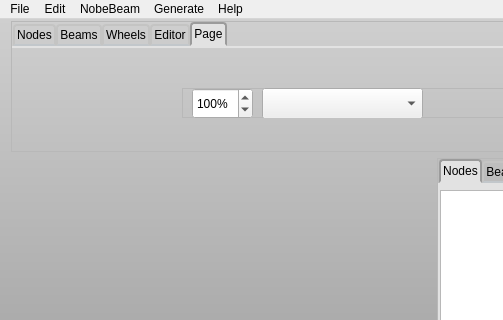
Qt form source/mainwindow.ui (RORMasa/NodeBeamEditor) before a commit; both pictures show x 0 to 503 and y 0 to 320 of the 1159 by 771 pixel window.
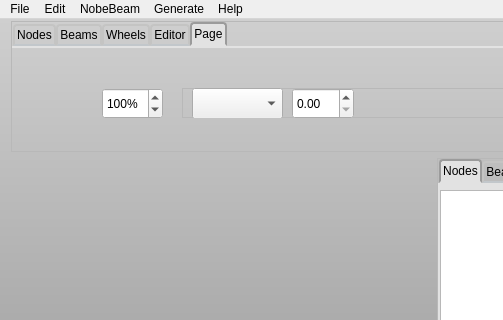
The same form after that commit. The open tabs and pages were chosen to show the change. Icons and pictures are not drawn.

Diff of the .ui file:
```diff
--- a/source/mainwindow.ui
+++ b/source/mainwindow.ui
@@ -1025,11 +1025,35 @@
            <property name="frameShadow">
             <enum>QFrame::Raised</enum>
            </property>
-           <widget class="QSpinBox" name="spinBox">
+           <widget class="QComboBox" name="comboBox_3_views">
             <property name="geometry">
              <rect>
               <x>10</x>
               <y>0</y>
+              <width>91</width>
+              <height>31</height>
+             </rect>
+            </property>
+           </widget>
+           <widget class="QDoubleSpinBox" name="doubleSpinBox">
+            <property name="geometry">
+             <rect>
+              <x>110</x>
+              <y>0</y>
+              <width>62</width>
+              <height>31</height>
+             </rect>
+            </property>
+            <property name="singleStep">
+             <double>0.100000000000000</double>
+            </property>
+           </widget>
+          </widget>
+          <widget class="QSpinBox" name="spinBox">
+           <property name="geometry">
+            <rect>
+             <x>90</x>
+             <y>40</y>
               <width>61</width>
               <height>31</height>
              </rect>
@@ -1049,17 +1073,6 @@
             <property name="value">
              <number>100</number>
             </property>
-           </widget>
-           <widget class="QComboBox" name="comboBox_3_views">
-            <property name="geometry">
-             <rect>
-              <x>80</x>
-              <y>0</y>
-              <width>161</width>
-              <height>31</height>
-             </rect>
-            </property>
-           </widget>
           </widget>
          </widget>
         </widget>
```
Lines whose indentation alone changed are shown as unchanged.
